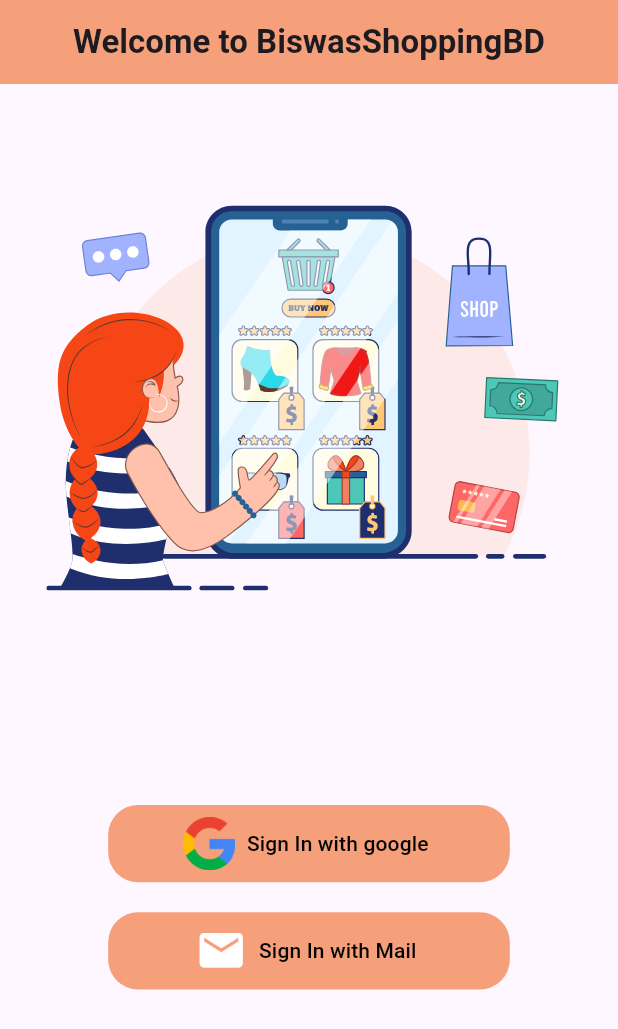
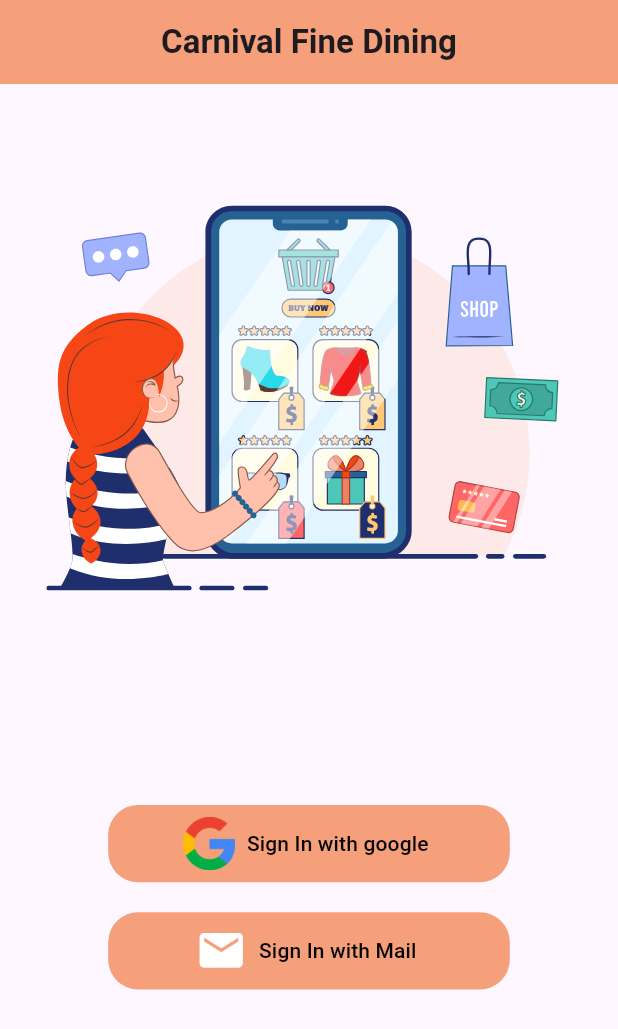
Before and after one commit to Anik-Adnan/Carnival-Fine-Dining, a Flutter app: the screen it shows after launch, on a phone screen of 412 x 824 dp. Shown: the top 1029 px of the screen. Run offline on Flutter 3.47's test engine with Material 3 defaults, Android fonts, the phone set to English and light mode, and no system bars; our stand-ins replace get, lottie.

Commit message:
welcome screen added

```diff
--- a/carnival_fine_dining/lib/screens/auth_ui/welcome_screen.dart
+++ b/carnival_fine_dining/lib/screens/auth_ui/welcome_screen.dart
@@ -16,7 +16,7 @@ class _WelcomeScreenState extends State<WelcomeScreen>{
   Widget build(BuildContext context) {
     return Scaffold(
       appBar: AppBar(
-        title: const Text('Welcome to BiswasShoppingBD',style: TextStyle(fontWeight: FontWeight.bold),),
+        title: Text(AppConstant.appName,style: TextStyle(fontWeight: FontWeight.bold),),
         centerTitle: true,
         backgroundColor: AppConstant.appSecondaryColor,
       ),
```
